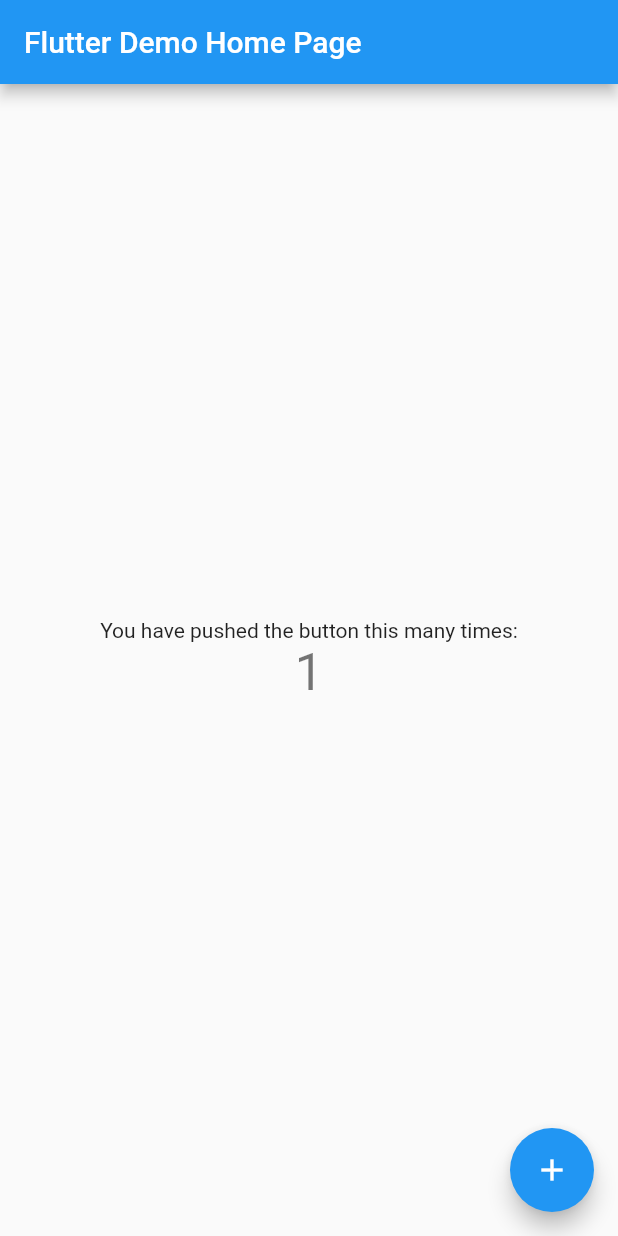
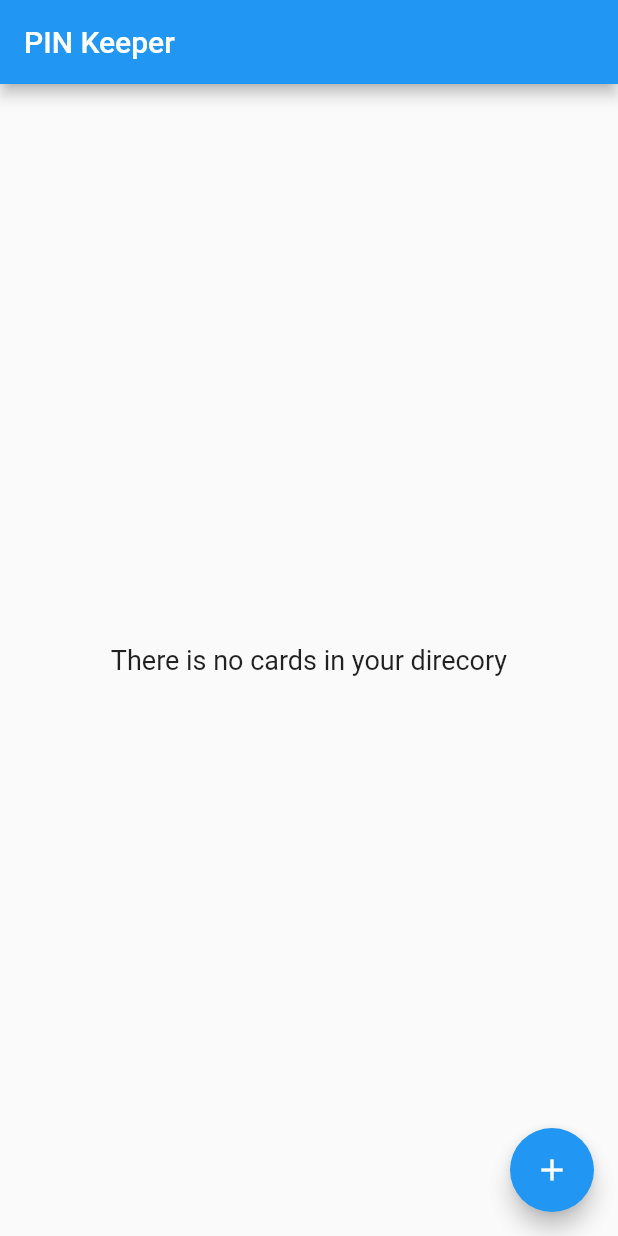
Before and after one commit to KasperKimose/PINKeeper, a Flutter app: the screen it shows after launch, after a tap on the "add" icon, on a phone screen of 412 x 824 dp. Run offline on Flutter 3.47's test engine with Material 2 defaults, Android fonts, the phone set to English and light mode, and no system bars; our stand-ins replace sqflite; accounts and stored records are empty; statements that could not run were skipped.

```diff
--- /dev/null
+++ b/pin_keeper/lib/database_helper.dart
@@ -0,0 +1,55 @@
+import 'package:path/path.dart';
+import 'package:sqflite/sqflite.dart';
+import 'dart:async';
+import 'dart:io';
+import 'package:path_provider/path_provider.dart';
+
+import 'models/creditcard.dart';
+
+class DataBaseHelper {
+
+  static final DataBaseHelper _instance = new DataBaseHelper.internal();
+
+  factory DataBaseHelper()=> _instance;
+
+  static Database _db;
+
+  Future<Database> get db async{
+    if (_db != null) {
+      return _db;
+    }
+    _db = initDb();
+    return _db;
+  }
+
+  DataBaseHelper.internal();
+
+  initDb() async{
+    // Get a location using path_provider
+    Directory documentsDirectory = await getApplicationDocumentsDirectory();
+    String path = join(documentsDirectory.path, "main.db");
+    var db = await openDatabase(path, version: 1, onCreate: _onCreate);
+    return db;
+  }
+
+  _onCreate(Database db, int version) async{
+    await db.execute("CREATE TABLE Card(id INTEGER PRIMARY KEY, name TEXT");
+    print("Table created");
+  }
+
+  Future<int> saveCard(CreditCard card) async{
+    var dbClient = await db;
+    int res = await dbClient.insert("Card", card.toMap());
+    return res;
+  }
+
+  Future<List<CreditCard>> getCards() async{
+    var dbClient = await db;
+    List<Map> list = await dbClient.query("Card");
+
+    if(list.length > 0){
+      return list.map((card) => new CreditCard.fromMap(card)).toList();
+    }
+    return null;
+  }
+}
--- a/pin_keeper/lib/main.dart
+++ b/pin_keeper/lib/main.dart
@@ -1,41 +1,27 @@
 import 'package:flutter/material.dart';
+import 'package:sqflite/sqflite.dart';
+
+import 'models/creditcard.dart';
+import 'database_helper.dart';
 
 void main() => runApp(new MyApp());
 
 class MyApp extends StatelessWidget {
-  // This widget is the root of your application.
+  // This widget is the root of our application.
   @override
   Widget build(BuildContext context) {
     return new MaterialApp(
-      title: 'Flutter Demo',
+      title: 'PIN Keeper',
       theme: new ThemeData(
-        // This is the theme of your application.
-        //
-        // Try running your application with "flutter run". You'll see the
-        // application has a blue toolbar. Then, without quitting the app, try
-        // changing the primarySwatch below to Colors.green and then invoke
-        // "hot reload" (press "r" in the console where you ran "flutter run",
-        // or press Run > Flutter Hot Reload in IntelliJ). Notice that the
-        // counter didn't reset back to zero; the application is not restarted.
         primarySwatch: Colors.blue,
       ),
-      home: new MyHomePage(title: 'Flutter Demo Home Page'),
+      home: new MyHomePage(title: 'PIN Keeper'),
     );
   }
 }
 
 class MyHomePage extends StatefulWidget {
   MyHomePage({Key key, this.title}) : super(key: key);
-
-  // This widget is the home page of your application. It is stateful, meaning
-  // that it has a State object (defined below) that contains fields that affect
-  // how it looks.
-
-  // This class is the configuration for the state. It holds the values (in this
-  // case the title) provided by the parent (in this case the App widget) and
-  // used by the build method of the State. Fields in a Widget subclass are
-  // always marked "final".
-
   final String title;
 
   @override
@@ -43,67 +29,61 @@ class MyHomePage extends StatefulWidget {
 }
 
 class _MyHomePageState extends State<MyHomePage> {
-  int _counter = 0;
+  final _biggerFonts = const TextStyle(fontSize: 18.0);
+  List<CreditCard> _cards;
+  final _db = new DataBaseHelper();
 
-  void _incrementCounter() {
-    setState(() {
-      // This call to setState tells the Flutter framework that something has
-      // changed in this State, which causes it to rerun the build method below
-      // so that the display can reflect the updated values. If we changed
-      // _counter without calling setState(), then the build method would not be
-      // called again, and so nothing would appear to happen.
-      _counter++;
-    });
+  @override
+  void initState() async {
+    super.initState();
+    _cards = await _db.getCards();
+  }
+
+  _newCard() {
+    //Todo make new card page
+  }
+
+  Widget _buildSuggestions() {
+    if (_cards != null) {
+      return new ListView.builder(
+        padding: const EdgeInsets.all(16.0),
+        itemBuilder: (context, i) {
+          if (i.isOdd) return new Divider();
+
+          final index = i ~/ 2;
+
+          return _buildRow(_cards[index]);
+        },
+      );
+    } else {
+      return new Center(
+          child: new Text("There is no cards in your direcory",
+              style: _biggerFonts));
+    }
+  }
+
+  Widget _buildRow(CreditCard card) {
+    return new ListTile(
+      title: new Text(
+        card.name,
+        style: _biggerFonts,
+      ),
+      trailing: new Icon(Icons.arrow_forward),
+    );
   }
 
   @override
   Widget build(BuildContext context) {
-    // This method is rerun every time setState is called, for instance as done
-    // by the _incrementCounter method above.
-    //
-    // The Flutter framework has been optimized to make rerunning build methods
-    // fast, so that you can just rebuild anything that needs updating rather
-    // than having to individually change instances of widgets.
     return new Scaffold(
       appBar: new AppBar(
-        // Here we take the value from the MyHomePage object that was created by
-        // the App.build method, and use it to set our appbar title.
         title: new Text(widget.title),
       ),
-      body: new Center(
-        // Center is a layout widget. It takes a single child and positions it
-        // in the middle of the parent.
-        child: new Column(
-          // Column is also layout widget. It takes a list of children and
-          // arranges them vertically. By default, it sizes itself to fit its
-          // children horizontally, and tries to be as tall as its parent.
-          //
-          // Invoke "debug paint" (press "p" in the console where you ran
-          // "flutter run", or select "Toggle Debug Paint" from the Flutter tool
-          // window in IntelliJ) to see the wireframe for each widget.
-          //
-          // Column has various properties to control how it sizes itself and
-          // how it positions its children. Here we use mainAxisAlignment to
-          // center the children vertically; the main axis here is the vertical
-          // axis because Columns are vertical (the cross axis would be
-          // horizontal).
-          mainAxisAlignment: MainAxisAlignment.center,
-          children: <Widget>[
-            new Text(
-              'You have pushed the button this many times:',
-            ),
-            new Text(
-              '$_counter',
-              style: Theme.of(context).textTheme.display1,
-            ),
-          ],
-        ),
+      body: _buildSuggestions(),
+      floatingActionButton: new FloatingActionButton(
+        onPressed: _newCard,
+        tooltip: "Add new card",
+        child: new Icon(Icons.add),
       ),
-      floatingActionButton: new FloatingActionButton(
-        onPressed: _incrementCounter,
-        tooltip: 'Increment',
-        child: new Icon(Icons.add),
-      ), // This trailing comma makes auto-formatting nicer for build methods.
     );
   }
 }
--- /dev/null
+++ b/pin_keeper/lib/models/creditcard.dart
@@ -0,0 +1,21 @@
+class CreditCard {
+
+  int _id;
+  String _name;
+
+  CreditCard(this._name);
+
+  int get id => _id;
+  String get name => _name;
+
+  CreditCard.fromMap(Map map){
+    this._id = map['id'];
+    this._name = map['name'];
+  }
+
+  Map<String, dynamic> toMap() {
+    var map = new Map();
+    map['name'] = _name;
+    return map;
+  }
+}
--- a/pin_keeper/pubspec.yaml
+++ b/pin_keeper/pubspec.yaml
@@ -8,6 +8,9 @@ dependencies:
   # The following adds the Cupertino Icons font to your application.
   # Use with the CupertinoIcons class for iOS style icons.
   cupertino_icons: ^0.1.0
+  sqflite: ^0.8.7
+  path_provider: ^0.4.0
+
 
 dev_dependencies:
   flutter_test:
```
Also changed, not shown: pin_keeper/pubspec.lock.
